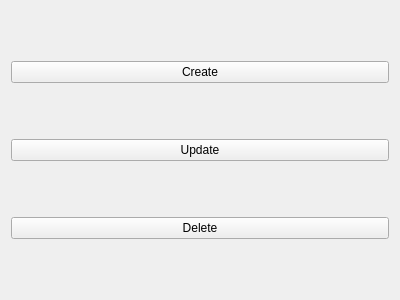
Old version of the form Views/managesquadsview.ui in the repository MehmetHY/MilitaryOutpostManagement-Qt5.
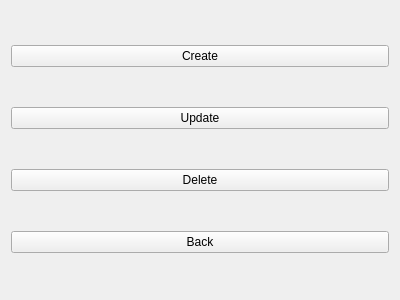
New version of the form.

Diff of the .ui file:
```diff
--- a/Views/managesquadsview.ui
+++ b/Views/managesquadsview.ui
@@ -35,6 +35,13 @@
      </property>
     </widget>
    </item>
+   <item row="3" column="0">
+    <widget class="QPushButton" name="backButton">
+     <property name="text">
+      <string>Back</string>
+     </property>
+    </widget>
+   </item>
   </layout>
  </widget>
  <resources/>
```
